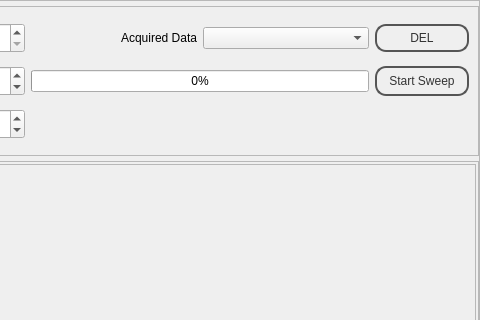
Old version of the form SEEL/templates/template_bandpass.ui in the repository jithinbp/SEELablet; both pictures show x 324 to 804 and y 0 to 320 of the 804 by 628 pixel window.
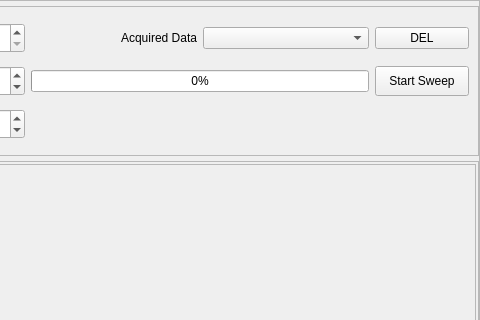
New version of the form.

```diff
--- a/SEEL/templates/template_bandpass.ui
+++ b/SEEL/templates/template_bandpass.ui
@@ -13,49 +13,6 @@
   <property name="windowTitle">
    <string>MainWindow</string>
   </property>
-  <property name="styleSheet">
-   <string notr="true">QPushButton {
-color: #333;
-border: 2px solid #555;
-border-radius: 11px;
-padding: 5px;
-background: qradialgradient(cx: 0.3, cy: -0.4,
-fx: 0.3, fy: -0.4,
-radius: 1.35, stop: 0 #fff, stop: 1 #888);
-min-width: 80px;
-}
-
-QPushButton:pressed {
-background: qradialgradient(cx: 0.4, cy: -0.1,
-fx: 0.4, fy: -0.1,
-radius: 1.35, stop: 0 #fff, stop: 1 #ddd);
-}
-
-QFrame.PeripheralCollection{
-border-top-left-radius: 5px;
-border-top-right-radius: 5px;
-border: 1px solid black;
-background: qlineargradient(x1: 0, y1: 0, x2: 0, y2: 1,
-stop: 0 #6af, stop: 0.1 #689);
-}
-QFrame.PeripheralCollection QLabel {
-color: white;
-font-weight: bold;
-}
-
-QFrame.PeripheralCollectionInner {
-background: qlineargradient(x1: 0, y1: 0, x2: 0, y2: 1,
-stop: 0 #abe, stop: 0.7 #aba);
-border: none;
-border-top: 1px solid black;
-}
-
-QFrame.PeripheralCollectionInner QLabel{
-color: black;
-}
-
-</string>
-  </property>
   <widget class="QWidget" name="centralwidget">
    <layout class="QGridLayout" name="gridLayout_3">
     <property name="margin">
```
